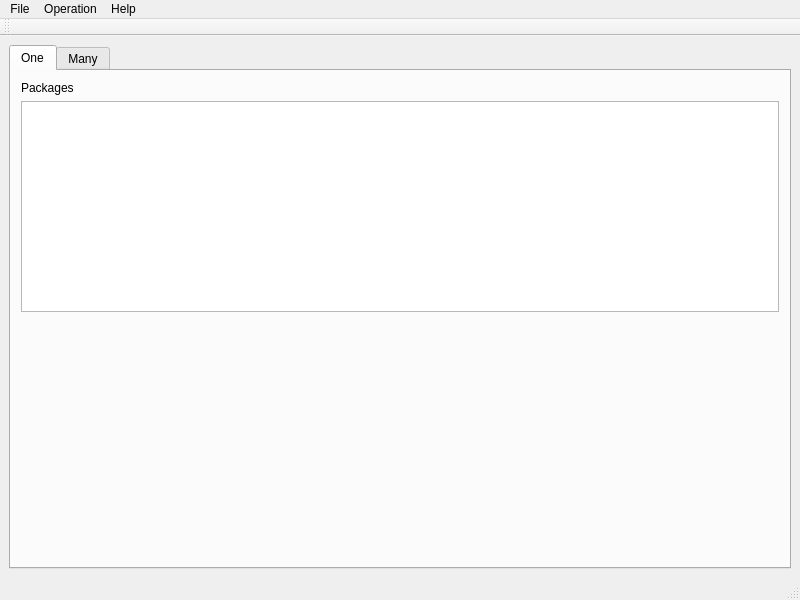
Above: view/ui/main.ui from vtyshchenko/parser-dlms-packages before the change. Below: the same form after it.
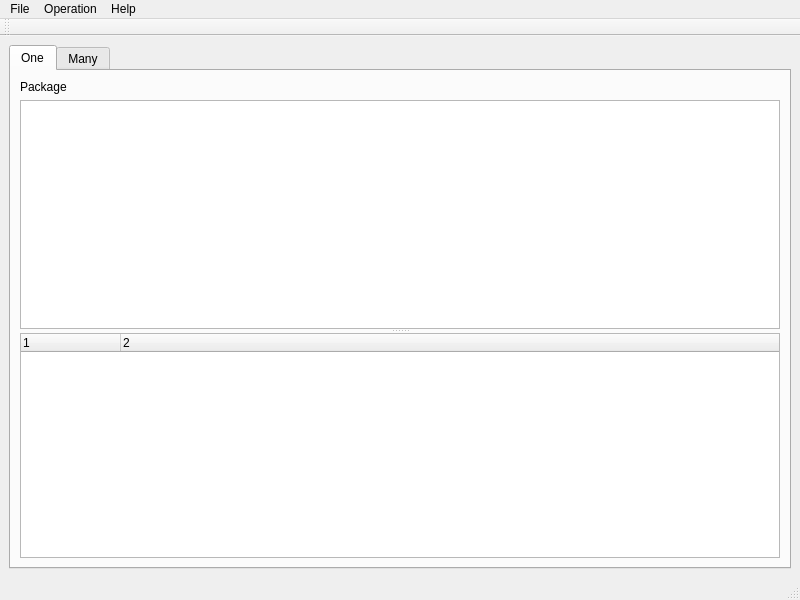
That is the form after the change. The open tabs and pages were chosen to show the change. Icons and pictures are not drawn.

```diff
--- a/view/ui/main.ui
+++ b/view/ui/main.ui
@@ -24,20 +24,18 @@
        <attribute name="title">
         <string>One</string>
        </attribute>
+       <layout class="QVBoxLayout" name="verticalLayout_2">
+        <item>
+         <widget class="QSplitter" name="splitter">
+          <property name="orientation">
+           <enum>Qt::Vertical</enum>
+          </property>
        <widget class="QWidget" name="layoutWidget_5">
-        <property name="geometry">
-         <rect>
-          <x>10</x>
-          <y>10</y>
-          <width>758</width>
-          <height>231</height>
-         </rect>
-        </property>
         <layout class="QVBoxLayout" name="verticalLayout_7">
          <item>
           <widget class="QLabel" name="lblPackage">
            <property name="text">
-            <string>Packages</string>
+               <string>Package</string>
            </property>
           </widget>
          </item>
@@ -46,6 +44,27 @@
          </item>
         </layout>
        </widget>
+          <widget class="QTreeWidget" name="treeWidget">
+           <property name="alternatingRowColors">
+            <bool>true</bool>
+           </property>
+           <property name="columnCount">
+            <number>2</number>
+           </property>
+           <column>
+            <property name="text">
+             <string notr="true">1</string>
+            </property>
+           </column>
+           <column>
+            <property name="text">
+             <string notr="true">2</string>
+            </property>
+           </column>
+          </widget>
+         </widget>
+        </item>
+       </layout>
       </widget>
       <widget class="QWidget" name="tbMany">
        <attribute name="title">
```
Left out of the diff: 2 changed lines with no effect on the pictures. Lines whose indentation alone changed are shown as unchanged.
